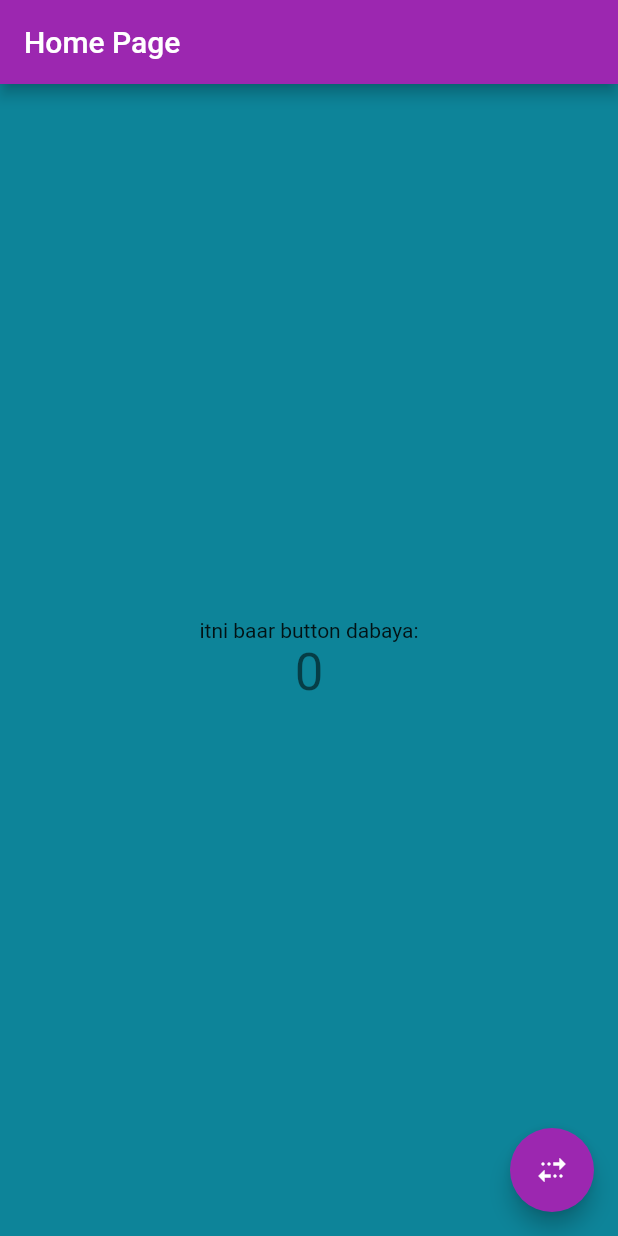
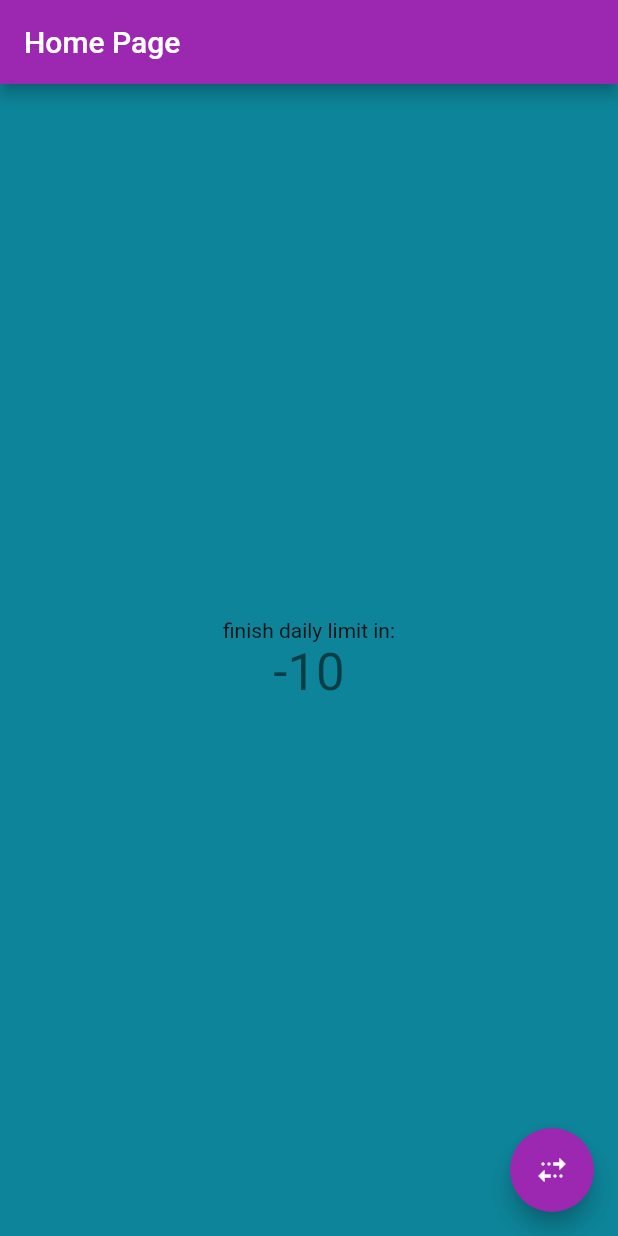
Before and after one commit to shailantani/flutterproject-1-, a Flutter app: the screen it shows after launch, on a phone screen of 412 x 824 dp. Run offline on Flutter 3.47's test engine with Material 2 defaults, Android fonts, the phone set to English and light mode, and no system bars.

Commit message:
changing app, to a daily tracker :/

```diff
--- a/lib/main.dart
+++ b/lib/main.dart
@@ -48,7 +48,7 @@ class MyHomePage extends StatefulWidget {
 }
 
 class _MyHomePageState extends State<MyHomePage> {
-  int _counter = 0;
+  int _counter = -10;
 
   void _incrementCounter() {
     setState(() {
@@ -97,7 +97,7 @@ class _MyHomePageState extends State<MyHomePage> {
           mainAxisAlignment: MainAxisAlignment.center,
           children: <Widget>[
             const Text(
-              'itni baar button dabaya:',
+              'finish daily limit in:',
             ),
             Text(
               '$_counter',
```
